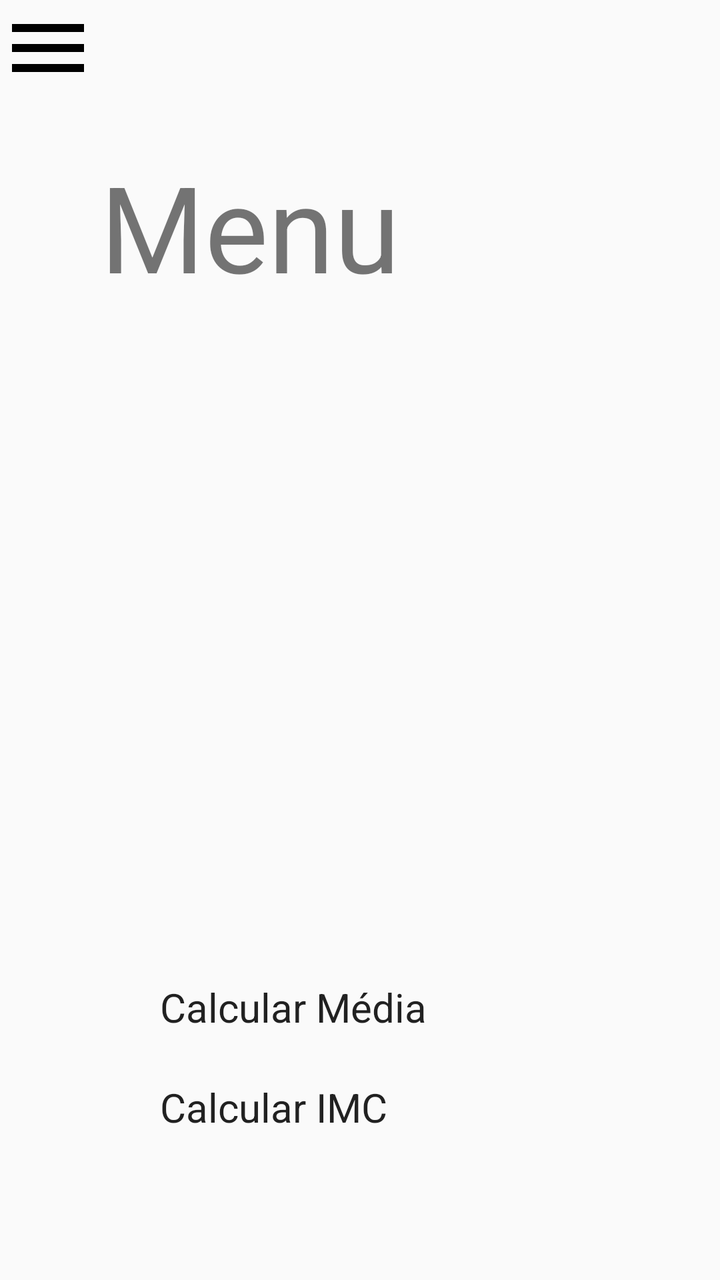
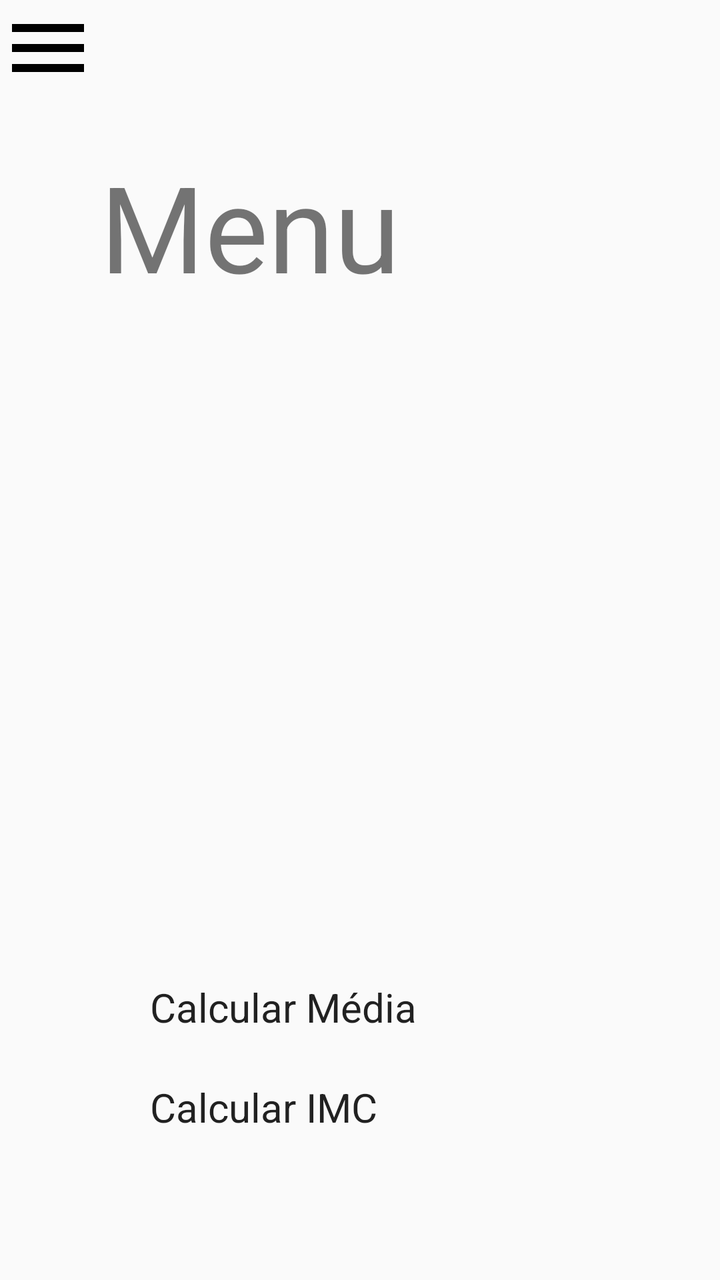

Two renders of the same Android screen: before a commit and after it. Below are the layout's source before the change and the commit's diff.
<!-- AndroidManifest.xml: application theme Theme.Aula01 -->
<!-- res/layout/activity_menu.xml -->
<?xml version="1.0" encoding="utf-8"?>
<LinearLayout xmlns:android="http://schemas.android.com/apk/res/android"
    xmlns:app="http://schemas.android.com/apk/res-auto"
    android:layout_width="match_parent"
    android:layout_height="match_parent"
    android:layout_marginStart="10dp"
    android:layout_marginTop="50dp"
    android:layout_marginEnd="10dp"
    android:layout_marginBottom="15dp"
    android:orientation="vertical">

    <ImageButton
        android:id="@+id/menuBtn"
        android:layout_width="48dp"
        android:layout_height="48dp"
        android:contentDescription="@string/menuText"
        android:src="@drawable/ic_menu" />

    <LinearLayout
        android:layout_width="match_parent"
        android:layout_height="match_parent"
        android:layout_marginLeft="50dp"
        android:layout_marginRight="50dp"
        android:layout_marginBottom="50dp"
        android:gravity="center"
        android:orientation="vertical">

        <TextView
            android:id="@+id/menuText"
            android:layout_width="match_parent"
            android:layout_height="wrap_content"
            android:layout_marginTop="25dp"
            android:text="@string/menuText"
            android:textAlignment="center"
            android:textSize="60sp" />

        <Space
            android:layout_width="match_parent"
            android:layout_height="160dp"
            android:layout_weight="1" />

        <Button
            android:id="@+id/mediaBtn"
            android:layout_width="200dp"
            android:layout_height="50dp"
            android:text="@string/calculateAverage"
            android:textSize="20sp" />

        <Button
            android:id="@+id/imcBtn"
            android:layout_width="200dp"
            android:layout_height="50dp"
            android:text="@string/calculateImc"
            android:textSize="20sp" />

    </LinearLayout>

</LinearLayout>
<!-- resources referenced by this layout -->
<resources>
  <!-- drawable ic_menu (drawable) -->
  <vector xmlns:android="http://schemas.android.com/apk/res/android" android:height="24dp" android:tint="#000000" android:viewportHeight="24" android:viewportWidth="24" android:width="24dp">
        
      <path android:fillColor="@android:color/white" android:pathData="M3,18h18v-2L3,16v2zM3,13h18v-2L3,11v2zM3,6v2h18L21,6L3,6z"/>
      
  </vector>
  <string name="calculateAverage">Calcular Média</string>
  <string name="calculateImc">Calcular IMC</string>
  <string name="menuText">Menu</string>
  <style name="Theme.Aula01" parent="android:Theme.Material.Light.NoActionBar" />
</resources>

<!-- the commit's change to res/layout/activity_menu.xml (unified diff, before → after) -->
@@ -41,14 +41,14 @@
 
         <Button
             android:id="@+id/mediaBtn"
-            android:layout_width="200dp"
+            android:layout_width="210dp"
             android:layout_height="50dp"
             android:text="@string/calculateAverage"
             android:textSize="20sp" />
 
         <Button
             android:id="@+id/imcBtn"
-            android:layout_width="200dp"
+            android:layout_width="210dp"
             android:layout_height="50dp"
             android:text="@string/calculateImc"
             android:textSize="20sp" />
